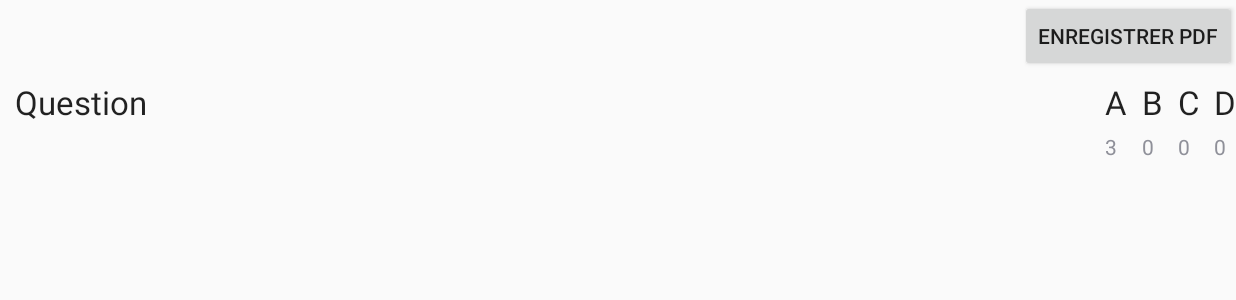
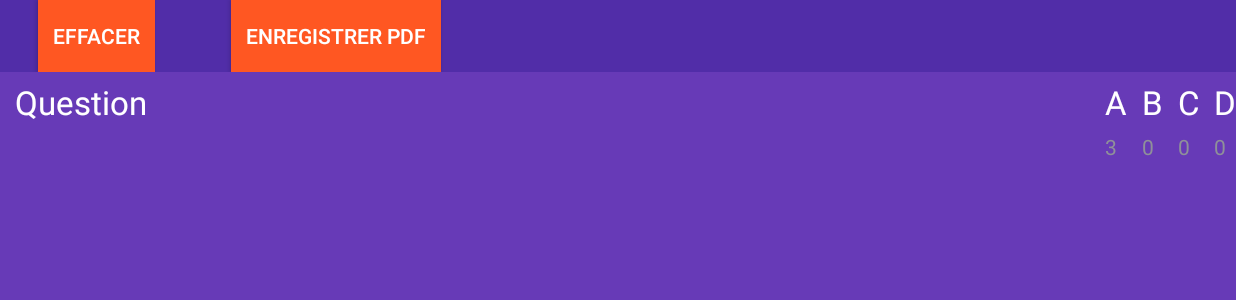
Before and after one commit to VLbest/RatingApp, an Android app: the StatActivity screen opened directly, with no data from a screen before it, on a phone screen of 824 x 412 dp (held sideways). Shown: the top 300 px of the screen. Run offline under Robolectric (Android 15) with nearby library versions, the phone set to English and light mode, and no system bars; our stand-ins replace ButterKnife.

Commit message:
#bugs
TODO
Kiosk mode
PDF print

```diff
--- a/app/src/main/java/com/exia/lan/ratingapp/view/AdminActivity.java
+++ b/app/src/main/java/com/exia/lan/ratingapp/view/AdminActivity.java
@@ -9,6 +9,7 @@ import android.widget.EditText;
 import android.widget.ImageButton;
 import android.widget.ListAdapter;
 import android.widget.ListView;
+import android.widget.Toast;
 
 import com.exia.lan.ratingapp.R;
 import com.exia.lan.ratingapp.view.QuestionsParties.Question;
@@ -101,13 +102,26 @@ public class AdminActivity extends AbstractActivity {
     }
 
     private void updateQuestion() {
-        DB.getDBHandler().updateQuestionTextByText(selectedQuestion.getText(), this.editText.getText().toString());
-        this.printData();
+        if(this.editText.getText() != null && selectedQuestion != null){
+            DB.getDBHandler().updateQuestionTextByText(selectedQuestion.getText(), this.editText.getText().toString());
+            this.printData();
+        }else{
+            this.askToChooseQuestion();
+        }
     }
 
     private void deleteQuestion() {
-        DB.getDBHandler().deleteQuestionByText(this.editText.getText().toString());
-        this.printData();
+        if(this.editText.getText() != null && selectedQuestion != null){
+            DB.getDBHandler().deleteQuestionByText(this.editText.getText().toString());
+            this.printData();
+        }else {
+            this.askToChooseQuestion();
+        }
+
+    }
+
+    private void askToChooseQuestion(){
+        Toast.makeText(getApplicationContext(), "Sélectionnez une question", Toast.LENGTH_SHORT).show();
     }
 
     public void printData() {
--- a/app/src/main/java/com/exia/lan/ratingapp/view/QuestionsParties/NormalQFragment.java
+++ b/app/src/main/java/com/exia/lan/ratingapp/view/QuestionsParties/NormalQFragment.java
@@ -62,24 +62,28 @@ public class NormalQFragment extends Fragment implements I_NormalQFragment{
     public void Click_very_happy(){
         this.question.setRating_A();
         this.session.updateQuestion(this.question);
+        this.session.autoGoToNext();
     }
 
     @OnClick(R.id.happy)
     public void Click_happy(){
         this.question.setRating_B();
         this.session.updateQuestion(this.question);
+        this.session.autoGoToNext();
     }
 
     @OnClick(R.id.sad)
     public void Click_sad(){
         this.question.setRating_C();
         this.session.updateQuestion(this.question);
+        this.session.autoGoToNext();
     }
 
     @OnClick(R.id.very_sad)
     public void Click_very_sad(){
         this.question.setRating_D();
         this.session.updateQuestion(this.question);
+        this.session.autoGoToNext();
     }
 
 
--- a/app/src/main/java/com/exia/lan/ratingapp/view/QuestionsParties/QuestionsSession.java
+++ b/app/src/main/java/com/exia/lan/ratingapp/view/QuestionsParties/QuestionsSession.java
@@ -79,4 +79,8 @@ public class QuestionsSession extends FragmentPagerAdapter{
     public void setMyActivity(QuestionsActivity myActivity) {
         this.myActivity = myActivity;
     }
+
+    public void autoGoToNext(){
+        this.myActivity.Click_right_frame();
+    }
 }
--- a/app/src/main/res/layout/admin_activity.xml
+++ b/app/src/main/res/layout/admin_activity.xml
@@ -3,7 +3,8 @@
     xmlns:tools="http://schemas.android.com/tools"
     android:orientation="vertical" android:layout_width="match_parent"
     android:layout_height="match_parent"
-    tools:context=".view.AdminActivity">
+    tools:context=".view.AdminActivity"
+    android:background="#673AB7">
 
     <ImageButton
         android:layout_width="wrap_content"
@@ -44,7 +45,9 @@
         android:layout_alignParentStart="true"
         android:layout_toLeftOf="@+id/delete_btn"
         android:layout_toStartOf="@+id/delete_btn"
-        android:layout_below="@+id/delete_btn" />
+        android:layout_below="@+id/delete_btn"
+        android:background="#D1C4E9"
+        android:touchscreenBlocksFocus="false" />
 
     <EditText
         android:layout_width="wrap_content"
@@ -57,7 +60,8 @@
         android:layout_alignParentStart="true"
         android:layout_toLeftOf="@+id/add_btn"
         android:layout_toStartOf="@+id/add_btn"
-        android:layout_above="@+id/show_stat_btn" />
+        android:layout_above="@+id/show_stat_btn"
+        android:background="#FFFFFF" />
 
     <ImageButton
         android:layout_width="wrap_content"
--- a/app/src/main/res/layout/stats.xml
+++ b/app/src/main/res/layout/stats.xml
@@ -3,7 +3,34 @@
     xmlns:tools="http://schemas.android.com/tools"
     android:orientation="vertical" android:layout_width="match_parent"
     android:layout_height="match_parent"
-    tools:context=".view.StatActivity">
+    tools:context=".view.StatActivity"
+    android:background="#512DA8">
+
+    <LinearLayout
+        android:orientation="horizontal"
+        android:layout_width="match_parent"
+        android:layout_height="wrap_content"
+        android:id="@+id/linearLayout">
+
+        <Button
+            style="?android:attr/buttonStyleSmall"
+            android:layout_width="wrap_content"
+            android:layout_height="wrap_content"
+            android:text="Effacer"
+            android:id="@+id/purge_db_btn"
+            android:layout_alignParentTop="true"
+            android:layout_alignParentRight="true"
+            android:layout_alignParentEnd="true"
+            android:textColor="#FFFFFF"
+            android:background="#FF5722"
+            android:layout_gravity="left|right"
+            android:layout_weight="0"
+            android:layout_marginLeft="25dp"
+            android:layout_marginRight="25dp"
+            android:paddingLeft="10dp"
+            android:paddingTop="4dp"
+            android:paddingRight="10dp"
+            android:paddingBottom="4dp" />
 
         <Button
             style="?android:attr/buttonStyleSmall"
@@ -11,15 +38,27 @@
             android:layout_height="wrap_content"
             android:text="Enregistrer PDF"
             android:id="@+id/print_btn"
+            android:textColor="#FFFFFF"
+            android:background="#FF5722"
             android:layout_alignParentTop="true"
-        android:layout_alignParentRight="true"
-        android:layout_alignParentEnd="true" />
+            android:layout_toLeftOf="@+id/purge_db_btn"
+            android:layout_toStartOf="@+id/purge_db_btn"
+            android:layout_weight="0"
+            android:layout_gravity="left"
+            android:layout_marginLeft="25dp"
+            android:layout_marginRight="25dp"
+            android:paddingLeft="10dp"
+            android:paddingTop="4dp"
+            android:paddingRight="10dp"
+            android:paddingBottom="4dp" />
+    </LinearLayout>
 
     <TableLayout
         android:layout_width="match_parent"
         android:layout_height="match_parent"
-        android:layout_below="@+id/print_btn"
-        android:id="@+id/stat_table">
+        android:id="@+id/stat_table"
+        android:background="#673AB7"
+        android:layout_below="@+id/linearLayout">
 
         <TableRow
             android:layout_width="match_parent"
@@ -34,7 +73,8 @@
                 android:text="@string/Question"
                 android:id="@+id/stat_question_coll"
                 android:layout_marginLeft="10dp"
-                android:layout_weight=".40"/>
+                android:layout_weight=".40"
+                android:textColor="#FFFFFF" />
 
             <TextView
                 android:layout_width="wrap_content"
@@ -42,7 +82,8 @@
                 android:textAppearance="?android:attr/textAppearanceLarge"
                 android:text="@string/A"
                 android:id="@+id/stat_a_rate"
-                android:layout_marginLeft="10dp"/>
+                android:layout_marginLeft="10dp"
+                android:textColor="#FFFFFF" />
 
             <TextView
                 android:layout_width="wrap_content"
@@ -50,7 +91,8 @@
                 android:textAppearance="?android:attr/textAppearanceLarge"
                 android:text="@string/B"
                 android:id="@+id/stat_b_rate"
-                android:layout_marginLeft="10dp"/>
+                android:layout_marginLeft="10dp"
+                android:textColor="#FFFFFF" />
 
             <TextView
                 android:layout_width="wrap_content"
@@ -58,7 +100,8 @@
                 android:textAppearance="?android:attr/textAppearanceLarge"
                 android:text="@string/C"
                 android:id="@+id/stat_c_rate"
-                android:layout_marginLeft="10dp"/>
+                android:layout_marginLeft="10dp"
+                android:textColor="#FFFFFF" />
 
             <TextView
                 android:layout_width="wrap_content"
@@ -66,7 +109,8 @@
                 android:textAppearance="?android:attr/textAppearanceLarge"
                 android:text="@string/D"
                 android:id="@+id/stat_d_rate"
-                android:layout_marginLeft="10dp"/>
+                android:layout_marginLeft="10dp"
+                android:textColor="#FFFFFF" />
         </TableRow>
     </TableLayout>
 
```
Lines whose indentation alone changed are shown as unchanged.
